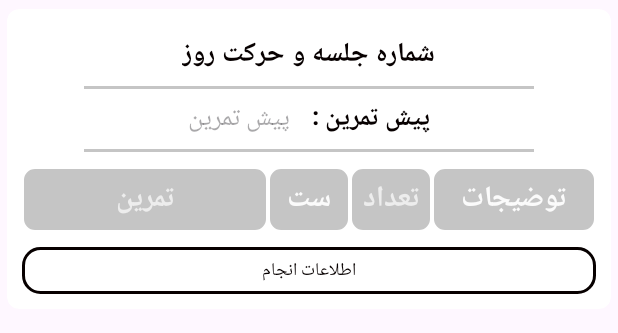
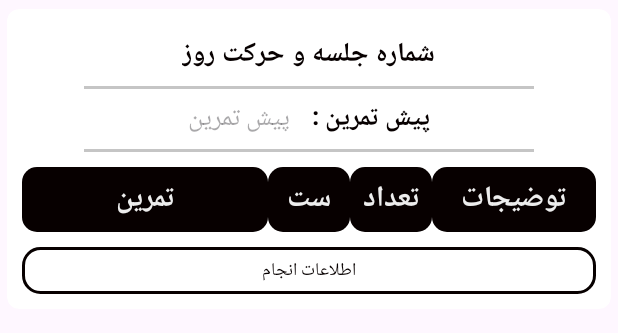
Before and after one commit to reyhaneh8328/BodybuildingProgram, an Android app: the layout row_tableplan.xml on its own in the app's theme, with its tools: preview values and no code run, on a phone screen of 412 x 824 dp. Shown: the top 333 px of the screen. Run offline under Robolectric (Android 15) with nearby library versions, the phone set to English and light mode, and no system bars.

Commit message:
change color

```diff
--- a/app/src/main/res/layout/row_tableplan.xml
+++ b/app/src/main/res/layout/row_tableplan.xml
@@ -69,7 +69,7 @@
                     android:layout_width="0dp"
                     android:layout_height="wrap_content"
                     android:layout_weight="3"
-                    android:background="@drawable/shape_table01"
+                    android:background="@drawable/shape_button03"
                     android:padding="5dp"
                     android:text="تمرین"
                     android:textAlignment="center"
@@ -81,11 +81,11 @@
                     android:layout_width="0dp"
                     android:layout_height="wrap_content"
                     android:layout_weight="1"
-                    android:background="@drawable/shape_table01"
+                    android:background="@drawable/shape_button03"
                     android:padding="5dp"
                     android:text="ست"
                     android:textAlignment="center"
-                    android:textColor="@color/gray04"
+                    android:textColor="@color/gray03"
                     android:textSize="19sp"
                     android:textStyle="bold" />
 
@@ -93,7 +93,7 @@
                     android:layout_width="0dp"
                     android:layout_height="wrap_content"
                     android:layout_weight="1"
-                    android:background="@drawable/shape_table01"
+                    android:background="@drawable/shape_button03"
                     android:padding="5dp"
                     android:text="تعداد"
                     android:textAlignment="center"
@@ -105,11 +105,11 @@
                     android:layout_width="0dp"
                     android:layout_height="wrap_content"
                     android:layout_weight="2"
-                    android:background="@drawable/shape_table01"
+                    android:background="@drawable/shape_button03"
                     android:padding="5dp"
                     android:text="توضیجات"
                     android:textAlignment="center"
-                    android:textColor="@color/gray04"
+                    android:textColor="@color/gray03"
                     android:textSize="19sp"
                     android:textStyle="bold" />
             </TableRow>
--- a/app/src/main/res/values/colors.xml
+++ b/app/src/main/res/values/colors.xml
@@ -5,10 +5,10 @@
     <color name="Lime900">#827717</color>
     <color name="gray01">#c5c5c5</color>
     <color name="gray03">#EDEDED</color>
-    <color name="gray04">#FBFBFB</color>
+    <color name="gray04">#B5D0D7</color>
     <color name="pink02">#8E0533</color>
-    <color name="pink03">#E45F8C</color>
-    <color name="pink01">#8F1E45</color>
+    <color name="pink03">#EDB8C3D3</color>
+    <color name="pink01">#A8A3A5</color>
     <color name="skk">#77637C</color>
     <color name="kdkd">#B38192</color>
     <color name="jdjd">#AF807C</color>
--- a/build.gradle
+++ b/build.gradle
@@ -9,8 +9,8 @@ buildscript {
 }
 // Top-level build file where you can add configuration options common to all sub-projects/modules.
 plugins {
-    id 'com.android.application' version '8.7.1' apply false
-    id 'com.android.library' version '8.7.1' apply false
+    id 'com.android.application' version '8.7.2' apply false
+    id 'com.android.library' version '8.7.2' apply false
     //id 'org.jetbrains.kotlin.android' version '1.8.20' apply false
     id 'org.jetbrains.kotlin.android' version '2.0.21' apply false
     id 'org.jetbrains.kotlin.kapt' version "2.0.21" apply false
```
